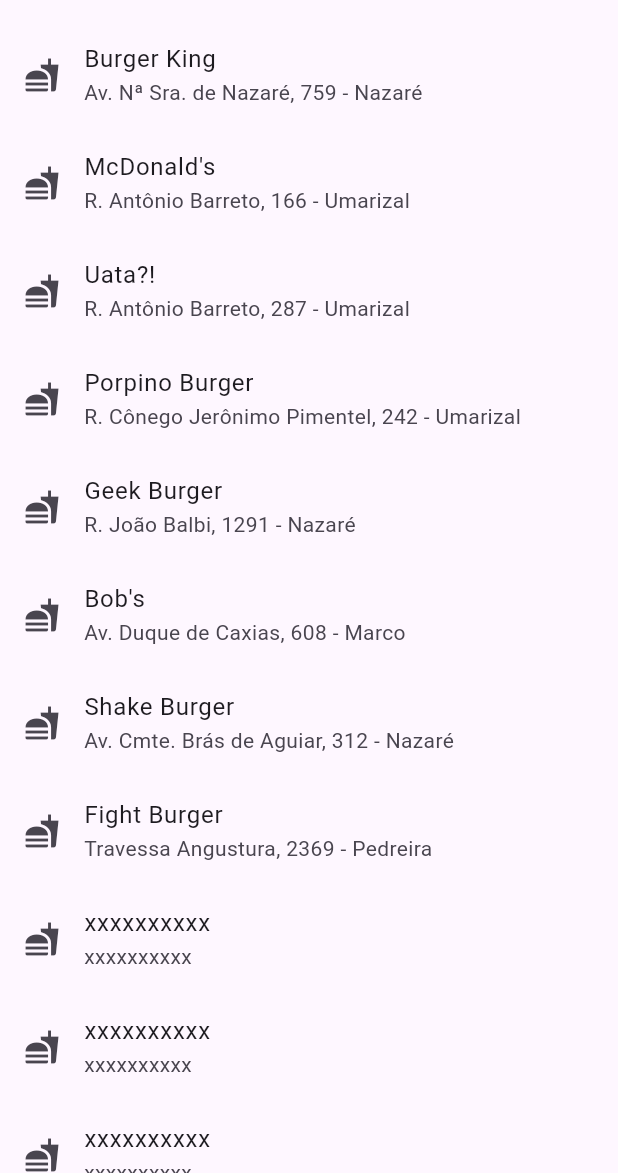
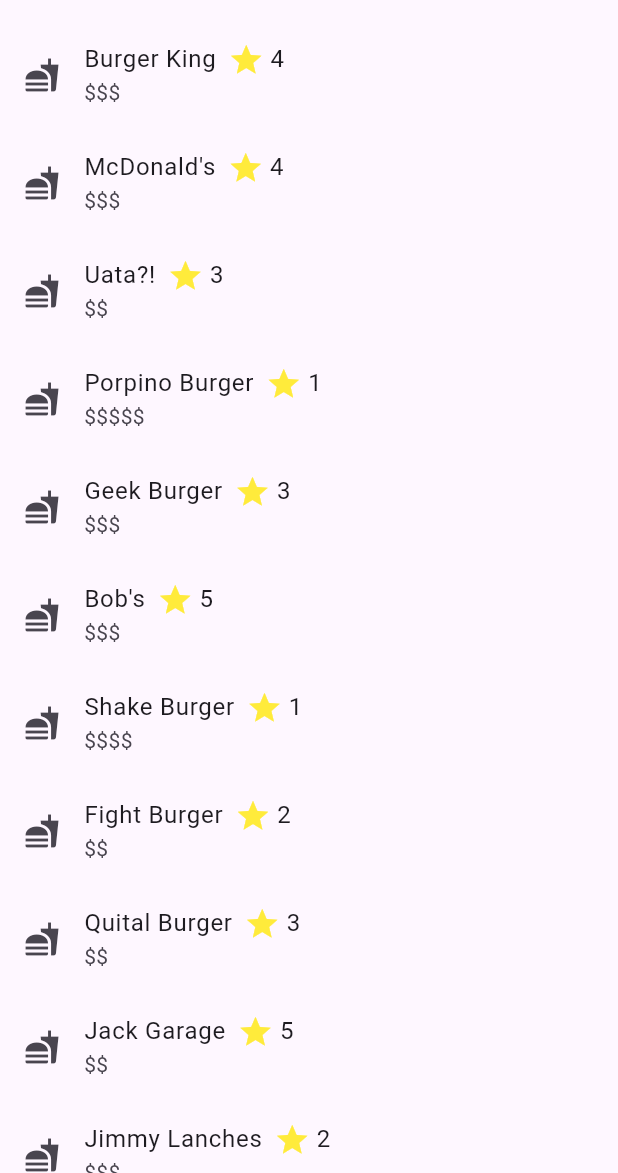
Before and after one commit to HiroshiM10/Trabalho_Restaurantes, a Flutter app: the screen it shows after launch, on a phone screen of 412 x 824 dp, the part 63-1236 px from its top. Run offline on Flutter 3.47's test engine with Material 3 defaults, Android fonts, the phone set to English and light mode, and no system bars.

Commit message:
Update main.dart

```diff
--- a/lib/main.dart
+++ b/lib/main.dart
@@ -1,74 +1,72 @@
 import 'package:flutter/material.dart';
 
-//chama a função principal
+
 void main() {
   runApp(HamburgueriaApp());
 }
 
 
 class HamburgueriaApp extends StatelessWidget {
-  //retorna a interface (obrigatório em qualquer código flutter)
   @override
   Widget build(BuildContext context) {
-    //define a estrutura básica do aplicativo
     return MaterialApp(
       title: 'Hamburguerias',
-      //página principal
       home: HamburgueriaList(),
     );
   }
 }
 
-//definindo uma lista de objetos do tipo Hamburgueria
+
 class HamburgueriaList extends StatelessWidget {
-  final List<Hamburgueria> hamburguerias = [
-    Hamburgueria(name: 'Burger King', location: 'Av. Nª Sra. de Nazaré, 759 - Nazaré'),
-    Hamburgueria(name: 'McDonald\'s', location: 'R. Antônio Barreto, 166 - Umarizal'),
-    Hamburgueria(name: 'Uata?!', location: 'R. Antônio Barreto, 287 - Umarizal'),
-    Hamburgueria(name: 'Porpino Burger', location: 'R. Cônego Jerônimo Pimentel, 242 - Umarizal'),
-    Hamburgueria(name: 'Geek Burger', location: 'R. João Balbi, 1291 - Nazaré'),
-    Hamburgueria(name: 'Bob\'s', location: 'Av. Duque de Caxias, 608 - Marco'),
-    Hamburgueria(name: 'Shake Burger', location: 'Av. Cmte. Brás de Aguiar, 312 - Nazaré'),
-    Hamburgueria(name: 'Fight Burger', location: 'Travessa Angustura, 2369 - Pedreira'),
-    Hamburgueria(name: 'xxxxxxxxxx', location: 'xxxxxxxxxx'),
-    Hamburgueria(name: 'xxxxxxxxxx', location: 'xxxxxxxxxx'),
-    Hamburgueria(name: 'xxxxxxxxxx', location: 'xxxxxxxxxx'),
-    Hamburgueria(name: 'xxxxxxxxxx', location: 'xxxxxxxxxx'),
-    Hamburgueria(name: 'xxxxxxxxxx', location: 'xxxxxxxxxx'),
-    Hamburgueria(name: 'xxxxxxxxxx', location: 'xxxxxxxxxx'),
-    Hamburgueria(name: 'xxxxxxxxxx', location: 'xxxxxxxxxx'),
-    Hamburgueria(name: 'xxxxxxxxxx', location: 'xxxxxxxxxx'),
-    Hamburgueria(name: 'xxxxxxxxxx', location: 'xxxxxxxxxx'),
+  final List<Map<String, dynamic>> hamburguerias = [
+    {"name": 'Burger King', "price": "\$\$\$", "rating": 4},
+    {"name": 'McDonald\'s', "price": "\$\$\$", "rating": 4},
+    {"name": 'Uata?!', "price": "\$\$", "rating": 3},
+    {"name": 'Porpino Burger', "price": "\$\$\$\$\$", "rating": 1},
+    {"name": 'Geek Burger', "price": "\$\$\$", "rating": 3},
+    {"name": 'Bob\'s', "price": "\$\$\$", "rating": 5},
+    {"name": 'Shake Burger', "price": "\$\$\$\$", "rating": 1},
+    {"name": 'Fight Burger', "price": "\$\$", "rating": 2},
+    {"name": 'Quital Burger', "price": "\$\$", "rating": 3},
+    {"name": 'Jack Garage', "price": "\$\$", "rating": 5},
+    {"name": 'Jimmy Lanches', "price": "\$\$\$", "rating": 2},
+    {"name": 'Park Burg', "price": "\$\$\$\$", "rating": 4},
+    {"name": 'Roger Lanches', "price": "\$\$", "rating": 4},
+    {"name": 'BurguerMan', "price": "\$\$\$", "rating": 3},
+    {"name": 'Batistão Sucos', "price": "\$\$", "rating": 2},
   ];
 
-  //interface do usuário da lista de hamburguerias
+
   @override
   Widget build(BuildContext context) {
-    //Scaffold = layout básico do material design
     return Scaffold(
       appBar: AppBar(
         title: Text('Hamburguerias'),
       ),
-      body: ListView.builder(
-        itemCount: hamburguerias.length,
-        itemBuilder: (context, index) {
+      body: ListView(
+        children: hamburguerias.map((hamburgueria) {
+          final String name = hamburgueria['name']!;
+          final int rating = hamburgueria['rating']!;
+          final String price = hamburgueria['price']!;
+
+
           return ListTile(
-            title: Text(hamburguerias[index].name),
-            subtitle: Text(hamburguerias[index].location),
+            title: Row(
+              children: [
+                Text(name),
+                SizedBox(width: 8),
+                Icon(Icons.star, color: Colors.yellow),
+                SizedBox(width: 4),
+                Text(rating.toString()),
+              ],
+            ),
+
+
+            subtitle: Text(price),
             leading: Icon(Icons.fastfood),
-
           );
-        },
+        }).toList(),
       ),
     );
   }
 }
-
-//aqui usa o construtor hamburgueria, pra inicializar os atributos quando for criado um objeto novo
-class Hamburgueria {
-  final String name;
-  final String location;
-
-
-  Hamburgueria({required this.name, required this.location});
-}
```
